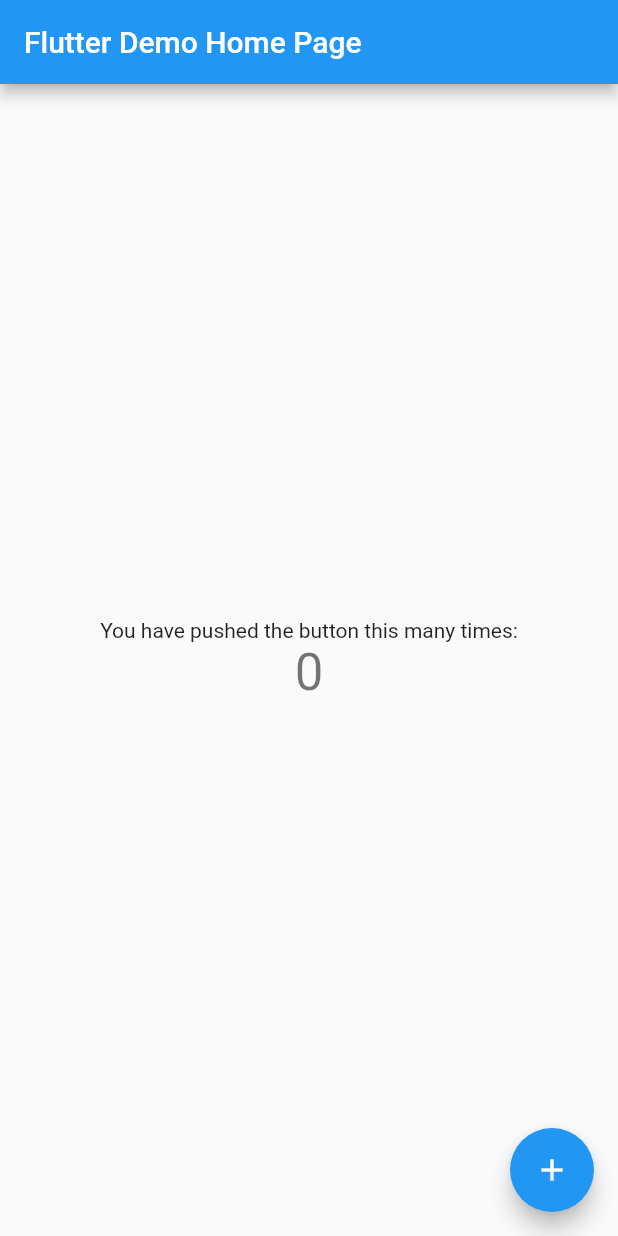
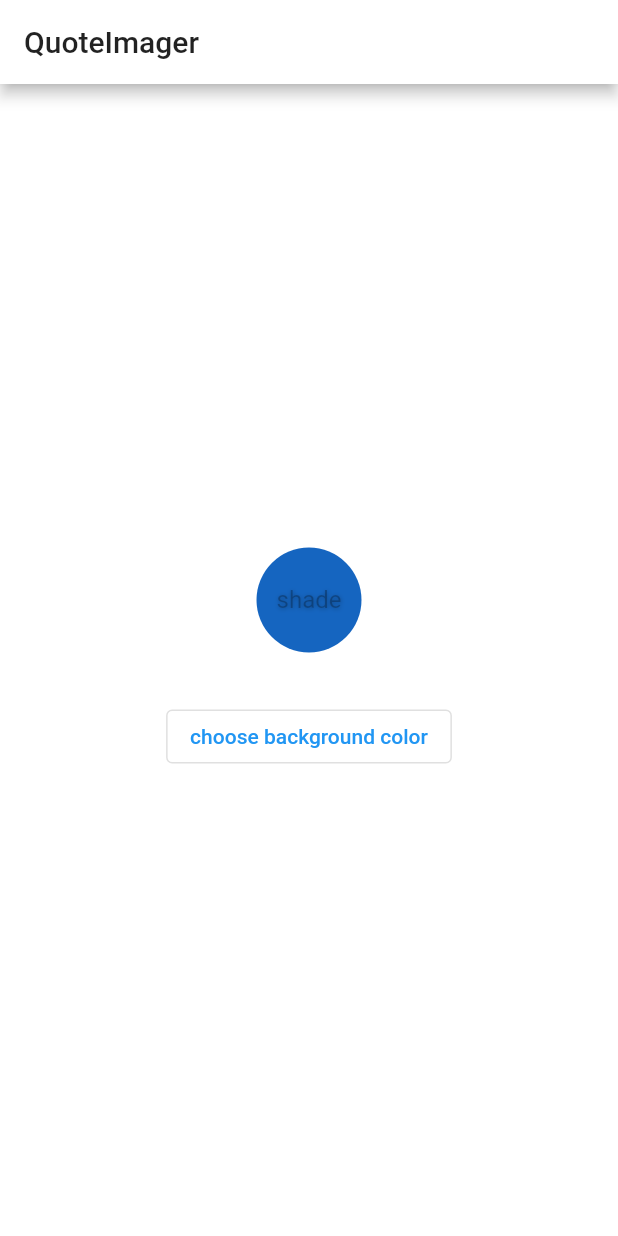
Before and after one commit to abduyild/QuoteImager, a Flutter app: the screen it shows after launch, on a phone screen of 412 x 824 dp. Run offline on Flutter 3.47's test engine with Material 2 defaults, Android fonts, the light colour scheme and no system bars; our stand-ins replace getwidget; missing offline and left inert: flutter_material_color_picker.

Commit message:
Added color-choosing step

```diff
--- a/lib/main.dart
+++ b/lib/main.dart
@@ -1,43 +1,44 @@
 import 'package:flutter/material.dart';
+import 'package:getwidget/getwidget.dart';
+import 'package:flutter_material_color_picker/flutter_material_color_picker.dart';
 
 void main() {
   runApp(MyApp());
 }
 
 class MyApp extends StatelessWidget {
-  // This widget is the root of your application.
   @override
   Widget build(BuildContext context) {
     return MaterialApp(
       title: 'Flutter Demo',
       theme: ThemeData(
-        // This is the theme of your application.
-        //
-        // Try running your application with "flutter run". You'll see the
-        // application has a blue toolbar. Then, without quitting the app, try
-        // changing the primarySwatch below to Colors.green and then invoke
-        // "hot reload" (press "r" in the console where you ran "flutter run",
-        // or simply save your changes to "hot reload" in a Flutter IDE).
-        // Notice that the counter didn't reset back to zero; the application
-        // is not restarted.
-        primarySwatch: Colors.blue,
+          brightness: Brightness.light,
+          primaryColor: Colors.white,
+          accentColor: Colors.white,
+          scaffoldBackgroundColor: Colors.white,
+          toggleableActiveColor: Colors.black,
+          inputDecorationTheme: InputDecorationTheme(
+            border: const OutlineInputBorder(
+              borderSide: BorderSide(color: Colors.black),
+            ),
+            enabledBorder: OutlineInputBorder(
+              borderSide: BorderSide(color: Colors.black.withOpacity(0.1)),
+            ),
+            focusedBorder: const OutlineInputBorder(
+              borderSide: BorderSide(color: Colors.black),
+            ),
+            labelStyle: const TextStyle(
+              color: Colors.black,
+            ),
+          ),
       ),
-      home: MyHomePage(title: 'Flutter Demo Home Page'),
+      home: MyHomePage(title: 'QuoteImager'),
     );
   }
 }
 
 class MyHomePage extends StatefulWidget {
   MyHomePage({Key? key, required this.title}) : super(key: key);
-
-  // This widget is the home page of your application. It is stateful, meaning
-  // that it has a State object (defined below) that contains fields that affect
-  // how it looks.
-
-  // This class is the configuration for the state. It holds the values (in this
-  // case the title) provided by the parent (in this case the App widget) and
-  // used by the build method of the State. Fields in a Widget subclass are
-  // always marked "final".
 
   final String title;
 
@@ -46,68 +47,84 @@
 }
 
 class _MyHomePageState extends State<MyHomePage> {
-  int _counter = 0;
+  // Use temp variable to only update color when press dialog 'submit' button
+  Color? _tempShadeColor;
+  Color? _shadeColor = Colors.blue[800];
+  Color _textShadeColor = Colors.black26;
 
-  void _incrementCounter() {
-    setState(() {
-      // This call to setState tells the Flutter framework that something has
-      // changed in this State, which causes it to rerun the build method below
-      // so that the display can reflect the updated values. If we changed
-      // _counter without calling setState(), then the build method would not be
-      // called again, and so nothing would appear to happen.
-      _counter++;
-    });
-  }
 
   @override
   Widget build(BuildContext context) {
-    // This method is rerun every time setState is called, for instance as done
-    // by the _incrementCounter method above.
-    //
-    // The Flutter framework has been optimized to make rerunning build methods
-    // fast, so that you can just rebuild anything that needs updating rather
-    // than having to individually change instances of widgets.
     return Scaffold(
       appBar: AppBar(
-        // Here we take the value from the MyHomePage object that was created by
-        // the App.build method, and use it to set our appbar title.
         title: Text(widget.title),
       ),
       body: Center(
-        // Center is a layout widget. It takes a single child and positions it
-        // in the middle of the parent.
         child: Column(
-          // Column is also a layout widget. It takes a list of children and
-          // arranges them vertically. By default, it sizes itself to fit its
-          // children horizontally, and tries to be as tall as its parent.
-          //
-          // Invoke "debug painting" (press "p" in the console, choose the
-          // "Toggle Debug Paint" action from the Flutter Inspector in Android
-          // Studio, or the "Toggle Debug Paint" command in Visual Studio Code)
-          // to see the wireframe for each widget.
-          //
-          // Column has various properties to control how it sizes itself and
-          // how it positions its children. Here we use mainAxisAlignment to
-          // center the children vertically; the main axis here is the vertical
-          // axis because Columns are vertical (the cross axis would be
-          // horizontal).
           mainAxisAlignment: MainAxisAlignment.center,
           children: <Widget>[
-            Text(
-              'You have pushed the button this many times:',
+            Row(
+              mainAxisAlignment: MainAxisAlignment.center,
+              children: [
+                CircleAvatar(
+                  backgroundColor: _shadeColor,
+                  radius: 35.0,
+                  child: Text("shade", style: TextStyle(color: _textShadeColor, shadows: <Shadow>[
+                  Shadow(
+                  offset: Offset(0.3, 0.3),
+                    blurRadius: 3.0,
+                    color: _textShadeColor,
+                  ),])),
+                ),
+              ],
             ),
-            Text(
-              '$_counter',
-              style: Theme.of(context).textTheme.headline4,
+            const SizedBox(height: 32.0),
+            OutlinedButton(
+              onPressed: _openColorPicker,
+              child: const Text('choose background color'),
             ),
           ],
         ),
+      ),// auto-formatting nicer for build methods.
+    );
+  }
+
+  void _openDialog(String title, Widget content) {
+    showDialog(
+      context: context,
+      builder: (_) {
+        return AlertDialog(
+          contentPadding: const EdgeInsets.all(6.0),
+          title: Text(title),
+          content: content,
+          actions: [
+            TextButton(
+              child: Text('cancel'),
+              onPressed: Navigator.of(context).pop,
+            ),
+            TextButton(
+              child: Text('submit'),
+              onPressed: () {
+                Navigator.of(context).pop();
+                setState(()  {
+                  _shadeColor = _tempShadeColor;
+                  _textShadeColor = _shadeColor!.computeLuminance() > 0.5 ? Colors.black26.withOpacity(0.5) : Colors.white24.withOpacity(0.7);
+                } );
+              },
+            ),
+          ],
+        );
+      },
+    );
+  }
+
+  void _openColorPicker({bool isBackground = true}) async {
+    _openDialog(
+      "color menu",
+      MaterialColorPicker(
+        selectedColor: _shadeColor,
+        onColorChange: (color) => setState(() => _tempShadeColor = color),
       ),
-      floatingActionButton: FloatingActionButton(
-        onPressed: _incrementCounter,
-        tooltip: 'Increment',
-        child: Icon(Icons.add),
-      ), // This trailing comma makes auto-formatting nicer for build methods.
     );
   }
 }
--- a/pubspec.yaml
+++ b/pubspec.yaml
@@ -23,6 +23,9 @@
 dependencies:
   flutter:
     sdk: flutter
+  getwidget: ^2.0.3
+  flutter_material_color_picker: ^1.1.0+2
+
 
 
   # The following adds the Cupertino Icons font to your application.
```
Also changed, not shown: pubspec.lock, 3 other files.
